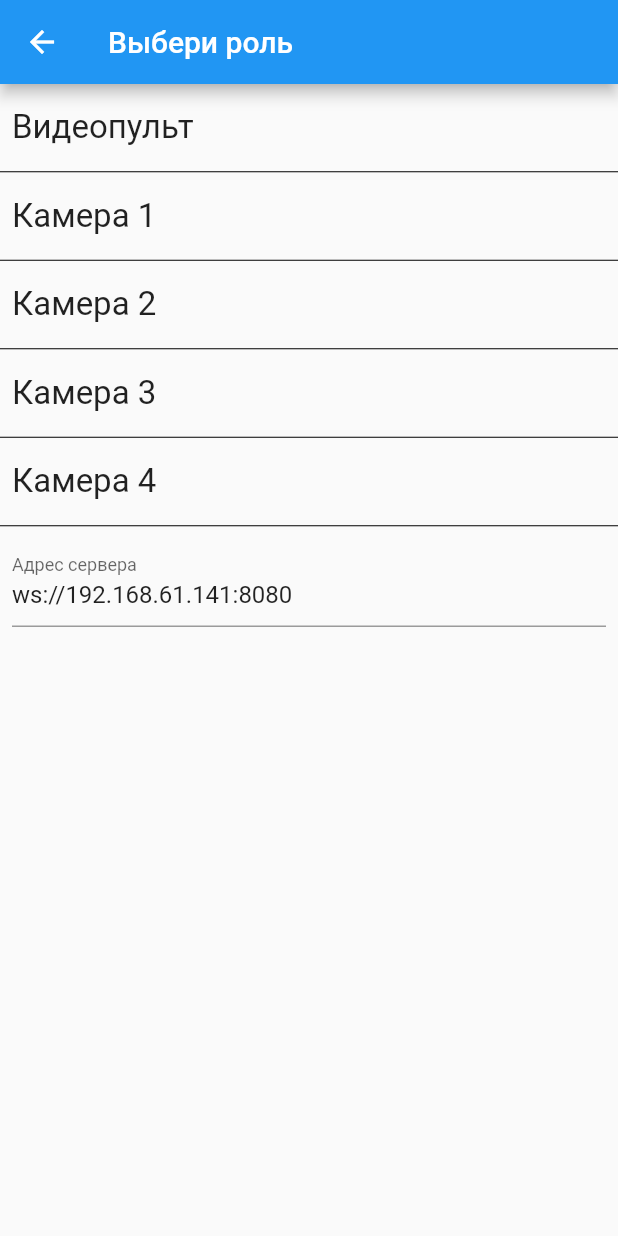
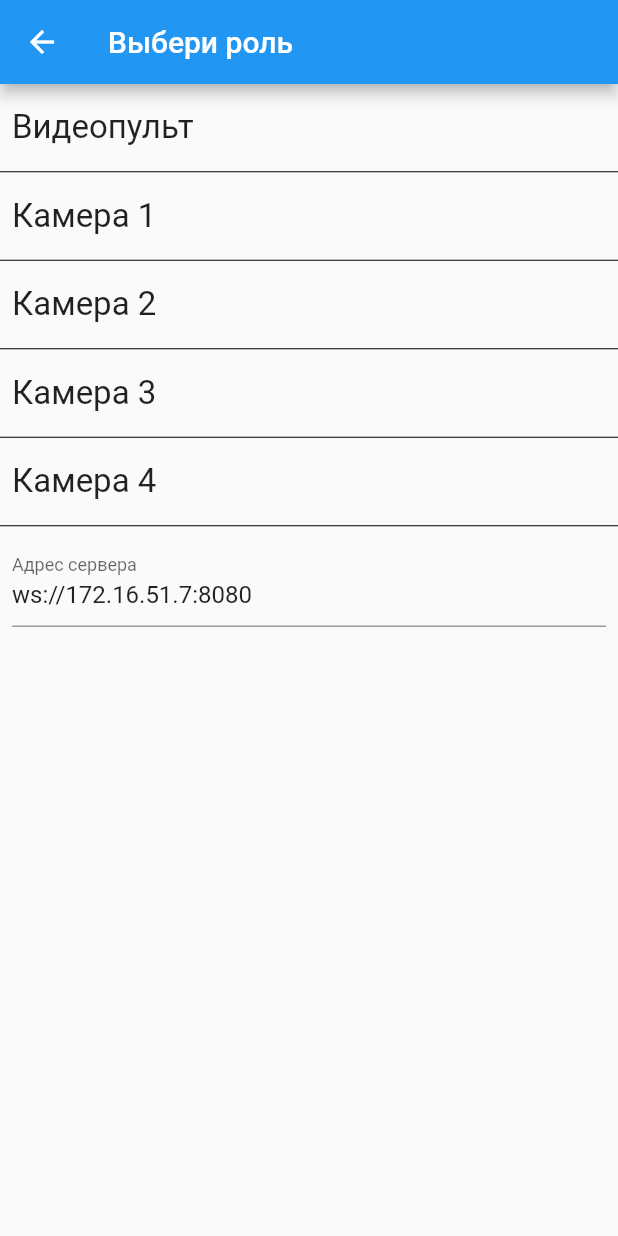
Before and after one commit to victor-semenovich-dev/operators, a Flutter app: the IntercomRoute screen opened directly, on a phone screen of 412 x 824 dp. Run offline on Flutter 3.47's test engine with Material 3 defaults, Android fonts, the phone set to English and light mode, and no system bars; our stand-ins replace chopper, dropdown_button2, firebase_auth, firebase_core, firebase_database, firebase_messaging and 9 more; accounts and stored records are empty; generated files the repository leaves out were written again.

Commit message:
updated default web socket

```diff
--- a/lib/src/intercom2/ui/route/intercom_route.dart
+++ b/lib/src/intercom2/ui/route/intercom_route.dart
@@ -22,7 +22,7 @@ class _IntercomRouteState extends State<IntercomRoute> {
   void initState() {
     final wsAddress = preferences
         .getString(KEY_INTERCOM_WEB_SOCKET,
-            defaultValue: 'ws://192.168.61.141:8080')
+            defaultValue: 'ws://172.16.51.7:8080')
         .getValue();
 
     _socketAddressController = TextEditingController(
```
